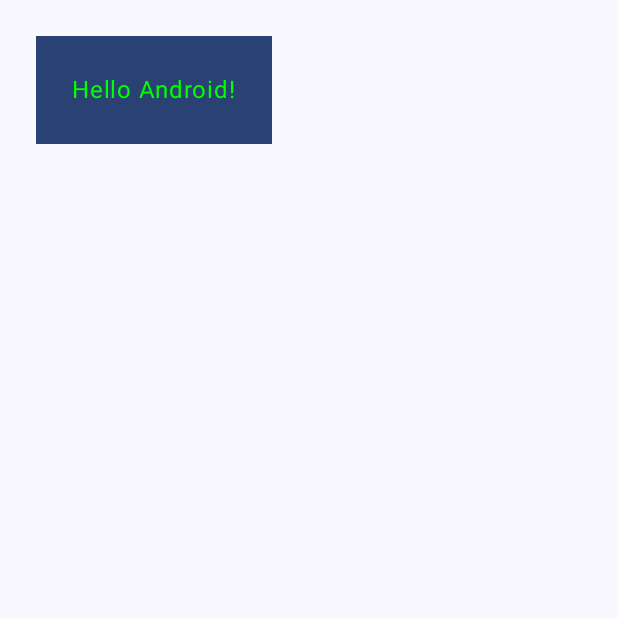
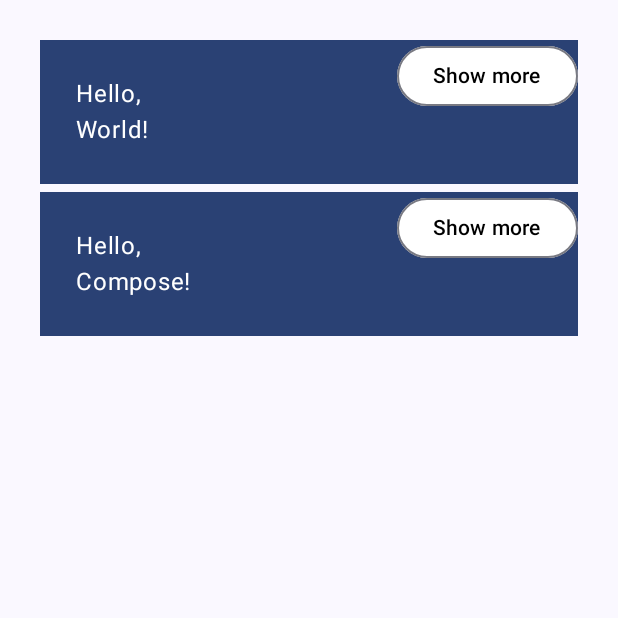
Before and after one commit to josh1n1/androidstudio, an Android app built with Jetpack Compose: the screen it shows after launch (MainActivity), on a phone screen of 412 x 824 dp, the top half of it. Run offline under Robolectric (Android 15) with nearby library versions, the phone set to English and light mode, and no system bars.

Commit message:
change outlined button background color to white

```diff
--- a/BasicsCodeLab/app/src/main/java/com/example/basicscodelab/MainActivity.kt
+++ b/BasicsCodeLab/app/src/main/java/com/example/basicscodelab/MainActivity.kt
@@ -1,13 +1,21 @@
 package com.example.basicscodelab
 
 import android.os.Bundle
+import android.text.style.BackgroundColorSpan
 import android.widget.Button
 import androidx.activity.ComponentActivity
 import androidx.activity.compose.setContent
 import androidx.activity.enableEdgeToEdge
+import androidx.compose.foundation.background
+import androidx.compose.foundation.layout.Column
+import androidx.compose.foundation.layout.Row
 import androidx.compose.foundation.layout.fillMaxSize
+import androidx.compose.foundation.layout.fillMaxWidth
 import androidx.compose.foundation.layout.padding
+import androidx.compose.material3.Button
+import androidx.compose.material3.ButtonDefaults
 import androidx.compose.material3.MaterialTheme
+import androidx.compose.material3.OutlinedButton
 import androidx.compose.material3.Surface
 import androidx.compose.material3.Scaffold
 import androidx.compose.material3.Text
@@ -31,26 +39,51 @@ class MainActivity : ComponentActivity() {
 }
 
 @Composable
-fun MyApp() {
+fun MyApp(names: List<String> = listOf("World", "Compose")) {
     Scaffold(modifier = Modifier.fillMaxSize()) { innerPadding ->
-        Greeting(
-            name = "Android",
-            modifier = Modifier.padding(innerPadding)
-        )
+        Column (modifier = Modifier.padding(24.dp)){
+            for (name in names) {
+                Greeting(
+                    name = name,
+                    modifier = Modifier.padding(innerPadding)
+                )
+            }
+        }
+
     }
 }
 @Composable
 fun Greeting(name: String, modifier: Modifier = Modifier) {
     Surface(
         color = MaterialTheme.colorScheme.primary,
-        modifier = Modifier.padding(24.dp)
+        modifier = Modifier.padding(2.5.dp)
         ) {
-        Text(
-            color = Color.Green,
-            modifier = Modifier.padding(24.dp),
-            text = "Hello $name!"
+        Row {
+            Column(modifier = Modifier.padding(24.dp).weight(1f)){
+                Text(
+                    color = Color.White,
+                    text = "Hello, "
 
-        )
+                )
+                Text(
+                    color = Color.White,
+                    text = "$name!"
+
+                )
+            }
+            OutlinedButton(
+                onClick = {},
+                colors = ButtonDefaults.outlinedButtonColors(
+                    containerColor = Color.White,  // Set the button background to white
+                    contentColor = Color.Black     // Set the text color to black
+                )
+                ) {
+                Text(
+                    text = "Show more",
+                )
+
+            }
+        }
     }
 }
 
@@ -58,6 +91,6 @@ fun Greeting(name: String, modifier: Modifier = Modifier) {
 @Composable
 fun GreetingPreview() {
     BasicsCodeLabTheme {
-        Greeting("Android")
+        MyApp()
     }
 }
```
